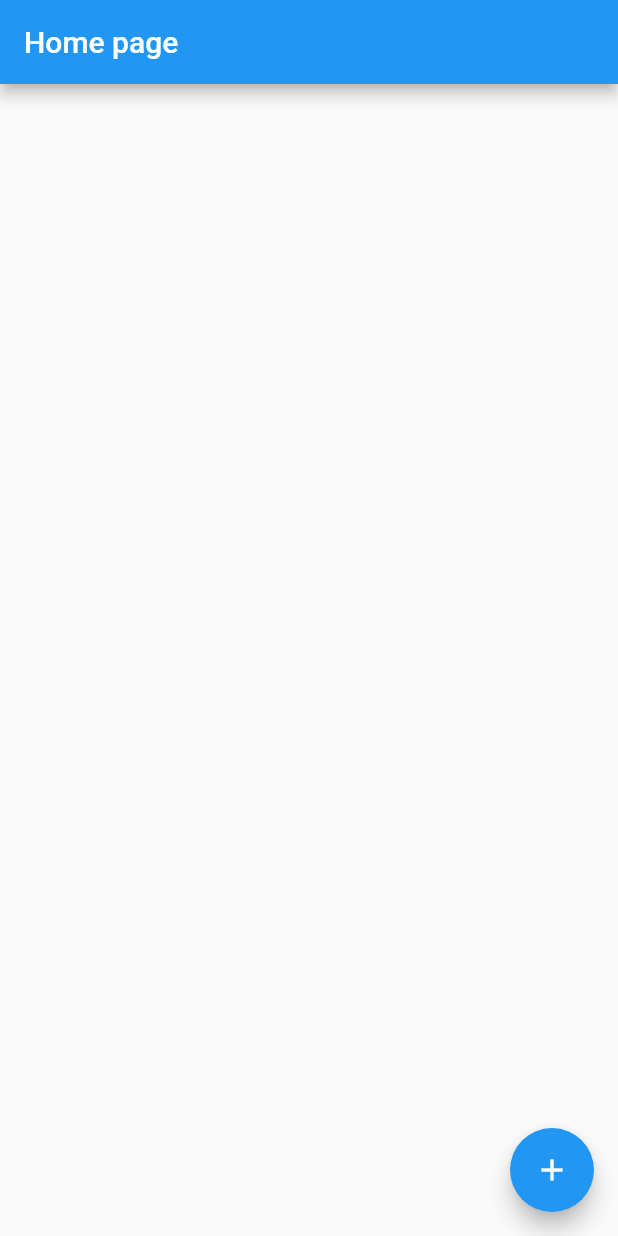
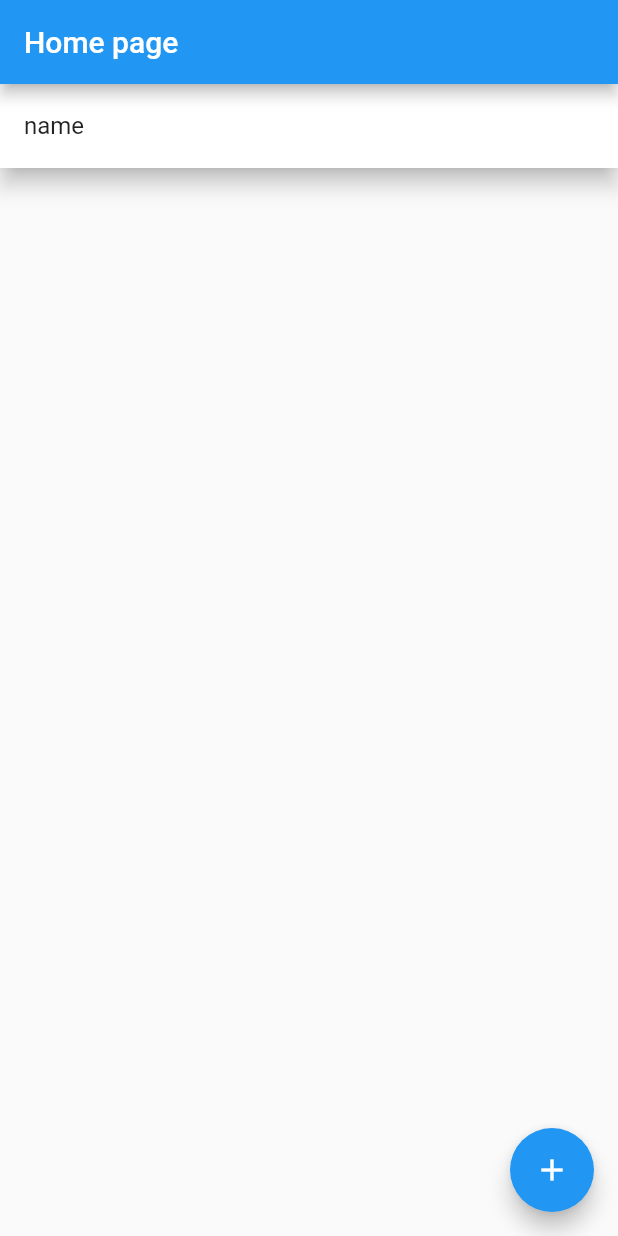
Before and after one commit to sorawitt/contactvanilla-course, a Flutter app: the screen it shows after launch, on a phone screen of 412 x 824 dp. Run offline on Flutter 3.47's test engine with Material 2 defaults, Android fonts, the phone set to English and light mode, and no system bars.

```diff
--- a/lib/main.dart
+++ b/lib/main.dart
@@ -1,4 +1,5 @@
 import 'package:flutter/material.dart';
+import 'package:uuid/uuid.dart';
 
 void main() {
   runApp(MaterialApp(
@@ -7,39 +8,44 @@ void main() {
     debugShowCheckedModeBanner: false,
     home: const HomePage(),
     routes: {
-      '/new-contact': (context) => NewContactView(),
+      '/new-contact': (context) => const NewContactView(),
     },
   ));
 }
 
 class Contact {
+  final String id;
   final String name;
 
-  const Contact({
+  Contact({
     required this.name,
-  });
+  }) : id = const Uuid().v4();
 }
 
-class ContactBook {
-  ContactBook._sharedInstance();
+class ContactBook extends ValueNotifier<List<Contact>> {
+  ContactBook._sharedInstance() : super([Contact(name: 'name')]);
   static final ContactBook _shared = ContactBook._sharedInstance();
 
   factory ContactBook() => _shared;
 
-  final List<Contact> _contacts = [];
-
-  int get length => _contacts.length;
+  int get length => value.length;
 
   void add({required Contact contact}) {
-    _contacts.add(contact);
+    final contacts = value;
+    contacts.add(contact);
+    notifyListeners();
   }
 
   void remove({required Contact contact}) {
-    _contacts.remove(contact);
+    final contacts = value;
+    if (contacts.contains(contact)) {
+      contacts.remove(contact);
+      notifyListeners();
+    }
   }
 
   Contact? contact({required int atIndex}) =>
-      _contacts.length > atIndex ? _contacts[atIndex] : null;
+      value.length > atIndex ? value[atIndex] : null;
 }
 
 class HomePage extends StatelessWidget {
@@ -47,15 +53,30 @@ class HomePage extends StatelessWidget {
 
   @override
   Widget build(BuildContext context) {
-    final contactBook = ContactBook();
     return Scaffold(
       appBar: AppBar(title: const Text('Home page')),
-      body: ListView.builder(
-        itemCount: contactBook.length,
-        itemBuilder: (context, index) {
-          final contact = contactBook.contact(atIndex: index)!;
-          return ListTile(
-            title: Text(contact.name),
+      body: ValueListenableBuilder(
+        valueListenable: ContactBook(),
+        builder: (context, value, child) {
+          final contacts = value;
+          return ListView.builder(
+            itemCount: contacts.length,
+            itemBuilder: (context, index) {
+              final contact = contacts[index];
+              return Dismissible(
+                onDismissed: (direction) {
+                  ContactBook().remove(contact: contact);
+                },
+                key: ValueKey(contact.id),
+                child: Material(
+                  color: Colors.white,
+                  elevation: 6.0,
+                  child: ListTile(
+                    title: Text(contact.name),
+                  ),
+                ),
+              );
+            },
           );
         },
       ),
--- a/pubspec.yaml
+++ b/pubspec.yaml
@@ -36,6 +36,7 @@ dependencies:
   # The following adds the Cupertino Icons font to your application.
   # Use with the CupertinoIcons class for iOS style icons.
   cupertino_icons: ^1.0.2
+  uuid: ^3.0.6
 
 dev_dependencies:
   flutter_test:
```
Also changed, not shown: pubspec.lock.
